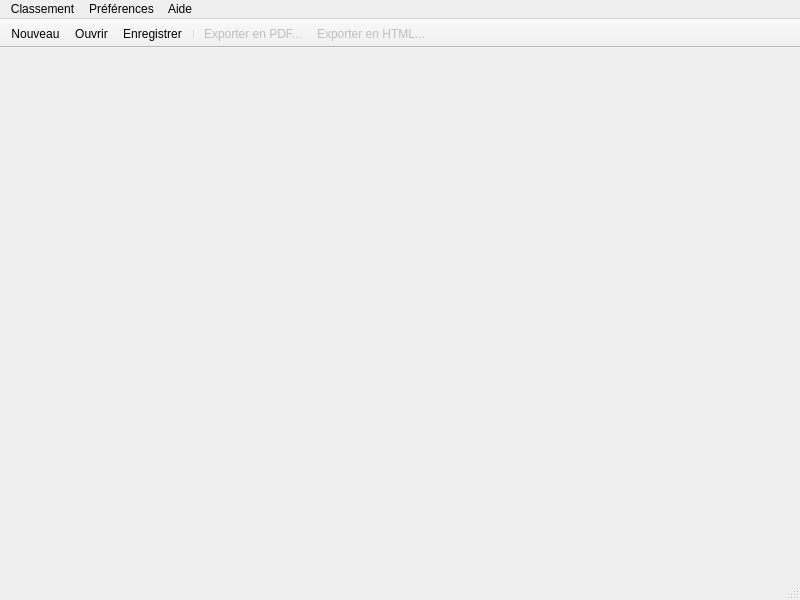
Qt form src/fenprincipale.ui (piero-la-lune/DeriVoile-calc) before a commit.
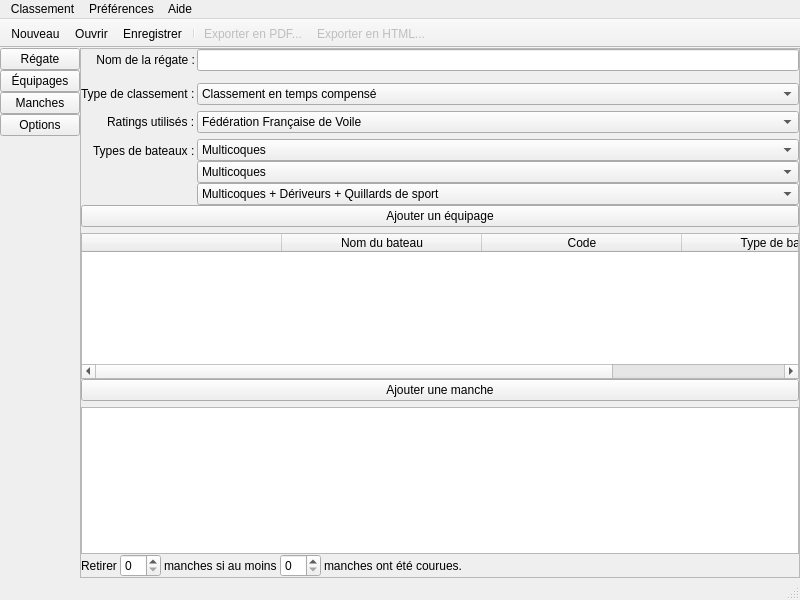
The same form after that commit. Icons and pictures are not drawn.

What changed in the file:
```diff
--- a/src/fenprincipale.ui
+++ b/src/fenprincipale.ui
@@ -29,7 +29,619 @@
   <property name="styleSheet">
    <string notr="true"/>
   </property>
-  <widget class="QWidget" name="centralwidget"/>
+  <widget class="QWidget" name="centralwidget">
+   <layout class="QGridLayout" name="gridLayout">
+    <property name="leftMargin">
+     <number>0</number>
+    </property>
+    <property name="topMargin">
+     <number>0</number>
+    </property>
+    <property name="rightMargin">
+     <number>0</number>
+    </property>
+    <property name="bottomMargin">
+     <number>0</number>
+    </property>
+    <property name="spacing">
+     <number>0</number>
+    </property>
+    <item row="0" column="0">
+     <widget class="QWidget" name="steps" native="true">
+      <layout class="QVBoxLayout" name="verticalLayout_3">
+       <property name="spacing">
+        <number>0</number>
+       </property>
+       <property name="leftMargin">
+        <number>0</number>
+       </property>
+       <property name="topMargin">
+        <number>0</number>
+       </property>
+       <property name="rightMargin">
+        <number>0</number>
+       </property>
+       <property name="bottomMargin">
+        <number>0</number>
+       </property>
+       <item>
+        <widget class="QPushButton" name="btnStep1">
+         <property name="sizePolicy">
+          <sizepolicy hsizetype="Minimum" vsizetype="Fixed">
+           <horstretch>0</horstretch>
+           <verstretch>0</verstretch>
+          </sizepolicy>
+         </property>
+         <property name="text">
+          <string>Régate</string>
+         </property>
+        </widget>
+       </item>
+       <item>
+        <widget class="QPushButton" name="btnStep2">
+         <property name="sizePolicy">
+          <sizepolicy hsizetype="Minimum" vsizetype="Fixed">
+           <horstretch>0</horstretch>
+           <verstretch>0</verstretch>
+          </sizepolicy>
+         </property>
+         <property name="text">
+          <string>Équipages</string>
+         </property>
+        </widget>
+       </item>
+       <item>
+        <widget class="QPushButton" name="btnStep3">
+         <property name="sizePolicy">
+          <sizepolicy hsizetype="Minimum" vsizetype="Fixed">
+           <horstretch>0</horstretch>
+           <verstretch>0</verstretch>
+          </sizepolicy>
+         </property>
+         <property name="text">
+          <string>Manches</string>
+         </property>
+        </widget>
+       </item>
+       <item>
+        <widget class="QPushButton" name="btnStep4">
+         <property name="sizePolicy">
+          <sizepolicy hsizetype="Minimum" vsizetype="Fixed">
+           <horstretch>0</horstretch>
+           <verstretch>0</verstretch>
+          </sizepolicy>
+         </property>
+         <property name="text">
+          <string>Options</string>
+         </property>
+        </widget>
+       </item>
+       <item>
+        <spacer name="verticalSpacer">
+         <property name="orientation">
+          <enum>Qt::Vertical</enum>
+         </property>
+         <property name="sizeType">
+          <enum>QSizePolicy::Expanding</enum>
+         </property>
+         <property name="sizeHint" stdset="0">
+          <size>
+           <width>20</width>
+           <height>40</height>
+          </size>
+         </property>
+        </spacer>
+       </item>
+      </layout>
+     </widget>
+    </item>
+    <item row="0" column="1">
+     <widget class="QScrollArea" name="main">
+      <property name="widgetResizable">
+       <bool>true</bool>
+      </property>
+      <widget class="QWidget" name="mainWidget">
+       <property name="geometry">
+        <rect>
+         <x>0</x>
+         <y>0</y>
+         <width>723</width>
+         <height>523</height>
+        </rect>
+       </property>
+       <layout class="QVBoxLayout" name="verticalLayout_2">
+        <property name="spacing">
+         <number>0</number>
+        </property>
+        <property name="leftMargin">
+         <number>0</number>
+        </property>
+        <property name="topMargin">
+         <number>0</number>
+        </property>
+        <property name="rightMargin">
+         <number>0</number>
+        </property>
+        <property name="bottomMargin">
+         <number>0</number>
+        </property>
+        <item>
+         <widget class="QWidget" name="step1" native="true">
+          <property name="sizePolicy">
+           <sizepolicy hsizetype="Expanding" vsizetype="Preferred">
+            <horstretch>0</horstretch>
+            <verstretch>0</verstretch>
+           </sizepolicy>
+          </property>
+          <layout class="QFormLayout" name="formLayout_2">
+           <property name="sizeConstraint">
+            <enum>QLayout::SetDefaultConstraint</enum>
+           </property>
+           <property name="fieldGrowthPolicy">
+            <enum>QFormLayout::AllNonFixedFieldsGrow</enum>
+           </property>
+           <property name="labelAlignment">
+            <set>Qt::AlignBottom|Qt::AlignRight|Qt::AlignTrailing</set>
+           </property>
+           <property name="horizontalSpacing">
+            <number>2</number>
+           </property>
+           <property name="verticalSpacing">
+            <number>6</number>
+           </property>
+           <property name="leftMargin">
+            <number>0</number>
+           </property>
+           <property name="topMargin">
+            <number>0</number>
+           </property>
+           <property name="rightMargin">
+            <number>0</number>
+           </property>
+           <property name="bottomMargin">
+            <number>0</number>
+           </property>
+           <item row="0" column="0">
+            <widget class="QLabel" name="pNomRegate">
+             <property name="text">
+              <string>Nom de la régate :</string>
+             </property>
+             <property name="alignment">
+              <set>Qt::AlignRight|Qt::AlignTrailing|Qt::AlignVCenter</set>
+             </property>
+            </widget>
+           </item>
+           <item row="0" column="1">
+            <widget class="QLineEdit" name="nomRegate">
+             <property name="sizePolicy">
+              <sizepolicy hsizetype="Expanding" vsizetype="Fixed">
+               <horstretch>0</horstretch>
+               <verstretch>0</verstretch>
+              </sizepolicy>
+             </property>
+             <property name="minimumSize">
+              <size>
+               <width>0</width>
+               <height>0</height>
+              </size>
+             </property>
+            </widget>
+           </item>
+           <item row="2" column="0" colspan="2">
+            <spacer name="verticalSpacer_2">
+             <property name="orientation">
+              <enum>Qt::Vertical</enum>
+             </property>
+             <property name="sizeHint" stdset="0">
+              <size>
+               <width>20</width>
+               <height>10</height>
+              </size>
+             </property>
+            </spacer>
+           </item>
+           <item row="3" column="0">
+            <widget class="QLabel" name="pTypeClassement">
+             <property name="text">
+              <string>Type de classement :</string>
+             </property>
+            </widget>
+           </item>
+           <item row="3" column="1">
+            <widget class="QComboBox" name="typeClassement">
+             <property name="sizePolicy">
+              <sizepolicy hsizetype="Expanding" vsizetype="Fixed">
+               <horstretch>0</horstretch>
+               <verstretch>0</verstretch>
+              </sizepolicy>
+             </property>
+             <property name="minimumSize">
+              <size>
+               <width>0</width>
+               <height>0</height>
+              </size>
+             </property>
+             <item>
+              <property name="text">
+               <string>Classement en temps compensé</string>
+              </property>
+             </item>
+             <item>
+              <property name="text">
+               <string>Classement scratch</string>
+              </property>
+             </item>
+            </widget>
+           </item>
+           <item row="4" column="0">
+            <widget class="QLabel" name="pTypeRatings">
+             <property name="text">
+              <string>Ratings utilisés :</string>
+             </property>
+            </widget>
+           </item>
+           <item row="4" column="1">
+            <widget class="QComboBox" name="typeRatings">
+             <property name="sizePolicy">
+              <sizepolicy hsizetype="Expanding" vsizetype="Fixed">
+               <horstretch>0</horstretch>
+               <verstretch>0</verstretch>
+              </sizepolicy>
+             </property>
+             <property name="minimumSize">
+              <size>
+               <width>0</width>
+               <height>0</height>
+              </size>
+             </property>
+             <item>
+              <property name="text">
+               <string>Fédération Française de Voile</string>
+              </property>
+             </item>
+             <item>
+              <property name="text">
+               <string>RYA Portsmouth Numbers</string>
+              </property>
+             </item>
+             <item>
+              <property name="text">
+               <string>DériVoile calc'</string>
+              </property>
+             </item>
+            </widget>
+           </item>
+           <item row="5" column="0">
+            <widget class="QLabel" name="pTypeBateaux">
+             <property name="text">
+              <string>Types de bateaux :</string>
+             </property>
+            </widget>
+           </item>
+           <item row="5" column="1">
+            <layout class="QVBoxLayout" name="verticalLayout">
+             <item>
+              <widget class="QComboBox" name="typeBateauxFfv">
+               <property name="sizePolicy">
+                <sizepolicy hsizetype="Expanding" vsizetype="Fixed">
+                 <horstretch>0</horstretch>
+                 <verstretch>0</verstretch>
+                </sizepolicy>
+               </property>
+               <property name="minimumSize">
+                <size>
+                 <width>0</width>
+                 <height>0</height>
+                </size>
+               </property>
+               <item>
+                <property name="text">
+                 <string>Multicoques</string>
+                </property>
+               </item>
+               <item>
+                <property name="text">
+                 <string>Dériveurs</string>
+                </property>
+               </item>
+               <item>
+                <property name="text">
+                 <string>Quillards de sport</string>
+                </property>
+               </item>
+               <item>
+                <property name="text">
+                 <string>Habitables</string>
+                </property>
+               </item>
+               <item>
+                <property name="text">
+                 <string>Dériveurs + Quillards de sport + Habitables</string>
+                </property>
+               </item>
+              </widget>
+             </item>
+             <item>
+              <widget class="QComboBox" name="typeBateauxRya">
+               <item>
+                <property name="text">
+                 <string>Multicoques</string>
+                </property>
+               </item>
+               <item>
+                <property name="text">
+                 <string>Dériveurs</string>
+                </property>
+               </item>
+               <item>
+                <property name="text">
+                 <string>Quillards de sport</string>
+                </property>
+               </item>
+               <item>
+                <property name="text">
+                 <string>Multicoques + Dériveurs + Quillards de sport</string>
+                </property>
+               </item>
+              </widget>
+             </item>
+             <item>
+              <widget class="QComboBox" name="typeBateauxDeri">
+               <item>
+                <property name="text">
+                 <string>Multicoques + Dériveurs + Quillards de sport</string>
+                </property>
+               </item>
+               <item>
+                <property name="text">
+                 <string>Tous</string>
+                </property>
+               </item>
+              </widget>
+             </item>
+            </layout>
+           </item>
+          </layout>
+         </widget>
+        </item>
+        <item>
+         <widget class="QWidget" name="step2" native="true">
+          <layout class="QVBoxLayout" name="verticalLayout_4">
+           <property name="spacing">
+            <number>6</number>
+           </property>
+           <property name="leftMargin">
+            <number>0</number>
+           </property>
+           <property name="topMargin">
+            <number>0</number>
+           </property>
+           <property name="rightMargin">
+            <number>0</number>
+           </property>
+           <property name="bottomMargin">
+            <number>0</number>
+           </property>
+           <item>
+            <widget class="QPushButton" name="addEquipage">
+             <property name="text">
+              <string>Ajouter un équipage</string>
+             </property>
+            </widget>
+           </item>
+           <item>
+            <widget class="QTableWidget" name="equipages">
+             <property name="editTriggers">
+              <set>QAbstractItemView::AllEditTriggers</set>
+             </property>
+             <property name="selectionMode">
+              <enum>QAbstractItemView::NoSelection</enum>
+             </property>
+             <property name="selectionBehavior">
+              <enum>QAbstractItemView::SelectItems</enum>
+             </property>
+             <attribute name="horizontalHeaderDefaultSectionSize">
+              <number>200</number>
+             </attribute>
+             <attribute name="horizontalHeaderHighlightSections">
+              <bool>false</bool>
+             </attribute>
+             <attribute name="horizontalHeaderStretchLastSection">
+              <bool>true</bool>
+             </attribute>
+             <attribute name="verticalHeaderVisible">
+              <bool>false</bool>
+             </attribute>
+             <attribute name="verticalHeaderHighlightSections">
+              <bool>false</bool>
+             </attribute>
+             <column>
+              <property name="text">
+               <string/>
+              </property>
+             </column>
+             <column>
+              <property name="text">
+               <string>Nom du bateau</string>
+              </property>
+             </column>
+             <column>
+              <property name="text">
+               <string>Code</string>
+              </property>
+             </column>
+             <column>
+              <property name="text">
+               <string>Type de bateau</string>
+              </property>
+             </column>
+            </widget>
+           </item>
+          </layout>
+         </widget>
+        </item>
+        <item>
+         <widget class="QWidget" name="step3" native="true">
+          <layout class="QVBoxLayout" name="verticalLayout_5">
+           <property name="leftMargin">
+            <number>0</number>
+           </property>
+           <property name="topMargin">
+            <number>0</number>
+           </property>
+           <property name="rightMargin">
+            <number>0</number>
+           </property>
+           <property name="bottomMargin">
+            <number>0</number>
+           </property>
+           <item>
+            <widget class="QPushButton" name="addManche">
+             <property name="text">
+              <string>Ajouter une manche</string>
+             </property>
+            </widget>
+           </item>
+           <item>
+            <widget class="QTableWidget" name="manches">
+             <property name="editTriggers">
+              <set>QAbstractItemView::AllEditTriggers</set>
+             </property>
+             <property name="selectionMode">
+              <enum>QAbstractItemView::NoSelection</enum>
+             </property>
+             <attribute name="horizontalHeaderHighlightSections">
+              <bool>false</bool>
+             </attribute>
+             <attribute name="verticalHeaderHighlightSections">
+              <bool>false</bool>
+             </attribute>
+            </widget>
+           </item>
+          </layout>
+         </widget>
+        </item>
+        <item>
+         <widget class="QWidget" name="step4" native="true">
+          <property name="sizePolicy">
+           <sizepolicy hsizetype="Preferred" vsizetype="Preferred">
+            <horstretch>0</horstretch>
+            <verstretch>0</verstretch>
+           </sizepolicy>
+          </property>
+          <layout class="QGridLayout" name="gridLayout_2">
+           <property name="leftMargin">
+            <number>0</number>
+           </property>
+           <property name="topMargin">
+            <number>0</number>
+           </property>
+           <property name="rightMargin">
+            <number>0</number>
+           </property>
+           <property name="bottomMargin">
+            <number>0</number>
+           </property>
+           <property name="horizontalSpacing">
+            <number>3</number>
+           </property>
+           <item row="0" column="0">
+            <widget class="QLabel" name="label">
+             <property name="text">
+              <string>Retirer</string>
+             </property>
+            </widget>
+           </item>
+           <item row="0" column="4">
+            <widget class="QLabel" name="label_3">
+             <property name="text">
+              <string>manches ont été courues.</string>
+             </property>
+            </widget>
+           </item>
+           <item row="0" column="1">
+            <widget class="QSpinBox" name="manchesRetirees">
+             <property name="wrapping">
+              <bool>false</bool>
+             </property>
+             <property name="frame">
+              <bool>true</bool>
+             </property>
+             <property name="specialValueText">
+              <string/>
+             </property>
+             <property name="suffix">
+              <string/>
+             </property>
+             <property name="singleStep">
+              <number>1</number>
+             </property>
+             <property name="displayIntegerBase">
+              <number>10</number>
+             </property>
+            </widget>
+           </item>
+           <item row="0" column="3">
+            <widget class="QSpinBox" name="manchesRetireesMin">
+             <property name="wrapping">
+              <bool>false</bool>
+             </property>
+             <property name="frame">
+              <bool>true</bool>
+             </property>
+             <property name="specialValueText">
+              <string/>
+             </property>
+             <property name="suffix">
+              <string/>
+             </property>
+             <property name="singleStep">
+              <number>1</number>
+             </property>
+            </widget>
+           </item>
+           <item row="0" column="2">
+            <widget class="QLabel" name="label_2">
+             <property name="text">
+              <string>manches si au moins</string>
+             </property>
+            </widget>
+           </item>
+           <item row="0" column="5">
+            <spacer name="horizontalSpacer">
+             <property name="orientation">
+              <enum>Qt::Horizontal</enum>
+             </property>
+             <property name="sizeHint" stdset="0">
+              <size>
+               <width>40</width>
+               <height>20</height>
+              </size>
+             </property>
+            </spacer>
+           </item>
+           <item row="1" column="0" colspan="6">
+            <spacer name="verticalSpacer_3">
+             <property name="orientation">
+              <enum>Qt::Vertical</enum>
+             </property>
+             <property name="sizeHint" stdset="0">
+              <size>
+               <width>20</width>
+               <height>40</height>
+              </size>
+             </property>
+            </spacer>
+           </item>
+          </layout>
+         </widget>
+        </item>
+       </layout>
+      </widget>
+     </widget>
+    </item>
+   </layout>
+  </widget>
   <widget class="QMenuBar" name="menubar">
    <property name="geometry">
     <rect>
```
